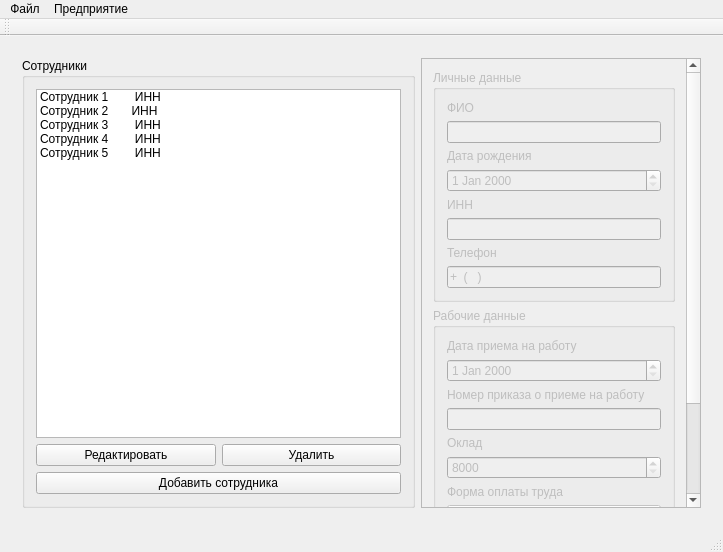
Before: the Qt Designer form SalaryCount/SalaryCount/salarycount.ui in artemkurylev/mdkp, drawn with Qt 5.
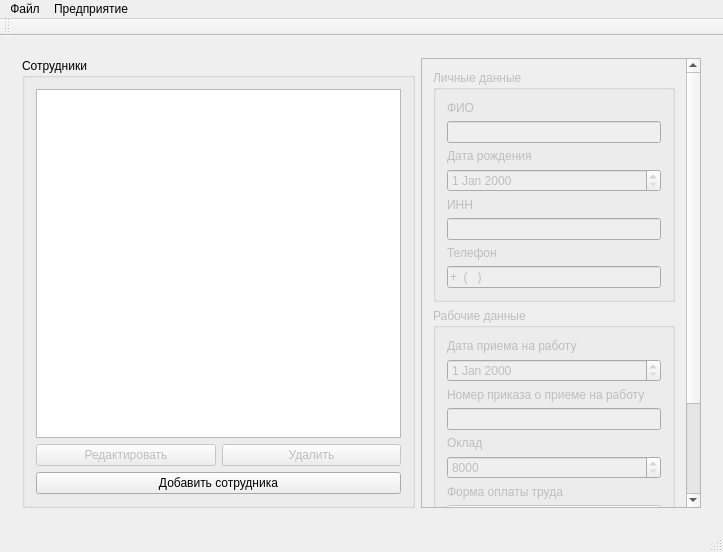
After: the same form once the commit is applied. Icons and pictures are not drawn.

Commit message: изменены названия кнопок для страницы сотрудников и название отображающего списка

What changed in the file:
```diff
--- a/SalaryCount/SalaryCount/salarycount.ui
+++ b/SalaryCount/SalaryCount/salarycount.ui
@@ -45,45 +45,25 @@
           </property>
           <layout class="QGridLayout" name="gridLayout_3">
            <item row="0" column="0">
-            <widget class="QListWidget" name="listWidget">
-             <item>
-              <property name="text">
-               <string>Сотрудник 1        ИНН</string>
-              </property>
-             </item>
-             <item>
-              <property name="text">
-               <string>Сотрудник 2       ИНН</string>
-              </property>
-             </item>
-             <item>
-              <property name="text">
-               <string>Сотрудник 3        ИНН</string>
-              </property>
-             </item>
-             <item>
-              <property name="text">
-               <string>Сотрудник 4        ИНН</string>
-              </property>
-             </item>
-             <item>
-              <property name="text">
-               <string>Сотрудник 5        ИНН</string>
-              </property>
-             </item>
-            </widget>
+            <widget class="QListWidget" name="employeeList"/>
            </item>
            <item row="2" column="0">
             <layout class="QHBoxLayout" name="horizontalLayout_8">
              <item>
-              <widget class="QPushButton" name="pushButton">
+              <widget class="QPushButton" name="editEmployeeBtn">
+               <property name="enabled">
+                <bool>false</bool>
+               </property>
                <property name="text">
                 <string>Редактировать</string>
                </property>
               </widget>
              </item>
              <item>
-              <widget class="QPushButton" name="pushButton_3">
+              <widget class="QPushButton" name="deleteEmployeeBtn">
+               <property name="enabled">
+                <bool>false</bool>
+               </property>
                <property name="text">
                 <string>Удалить</string>
                </property>
```
Left out of the diff: 8 changed lines with no effect on the pictures.
